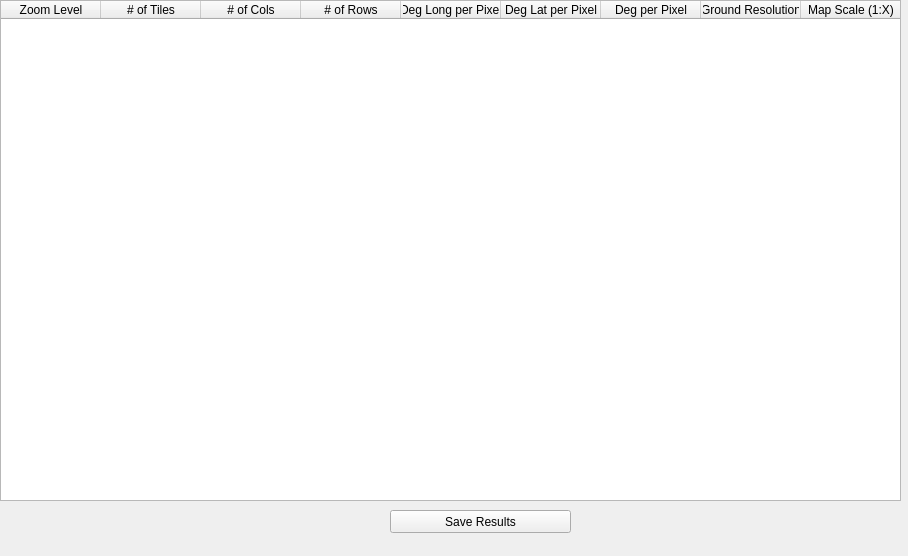
First picture: the form in resultform.ui, repository bpass/TileCache, before the edit.
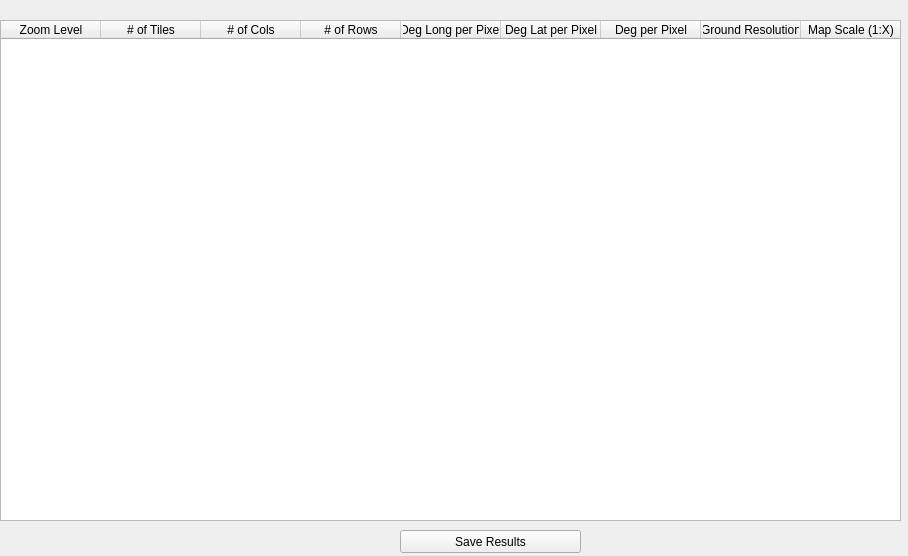
Second picture: the form after the edit. Icons and pictures are not drawn.

Commit message: Added ability to change between scientific or fixed notation

What changed in the file:
```diff
--- a/resultform.ui
+++ b/resultform.ui
@@ -24,7 +24,7 @@
    <property name="geometry">
     <rect>
      <x>0</x>
-     <y>0</y>
+     <y>20</y>
      <width>901</width>
      <height>501</height>
     </rect>
@@ -114,8 +114,8 @@
   <widget class="QPushButton" name="saveButton">
    <property name="geometry">
     <rect>
-     <x>390</x>
-     <y>510</y>
+     <x>400</x>
+     <y>530</y>
      <width>181</width>
      <height>23</height>
     </rect>
```
The commit also changes 2 other files.
